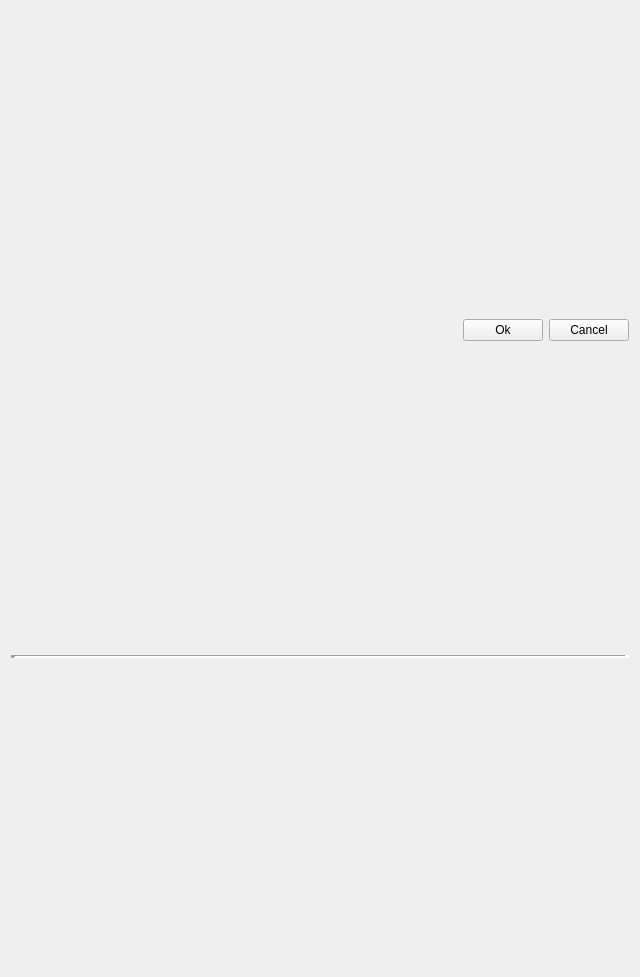
Qt form crikit/ui/qt5/ui_PlotEffect.ui (CCampJr/CRIkit2) before a commit.
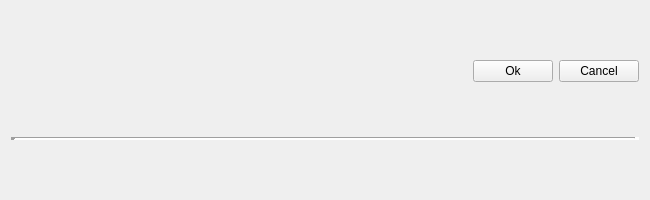
The same form after that commit. Icons and pictures are not drawn.

```diff
--- a/crikit/ui/qt5/ui_PlotEffect.ui
+++ b/crikit/ui/qt5/ui_PlotEffect.ui
@@ -6,8 +6,8 @@
    <rect>
     <x>0</x>
     <y>0</y>
-    <width>640</width>
-    <height>977</height>
+    <width>650</width>
+    <height>200</height>
    </rect>
   </property>
   <property name="windowTitle">
```
